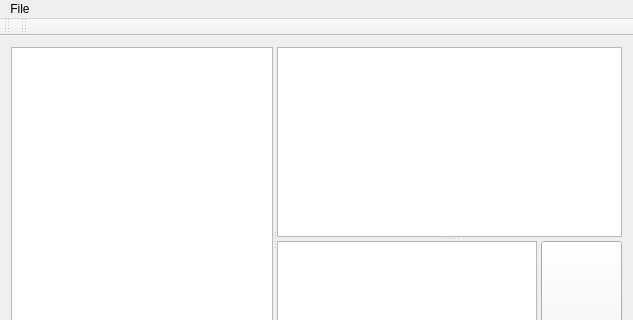
First picture: the form in cryptdb/mainwindow.ui, repository bluemousehh/cryptdb, before the edit; both pictures show x 0 to 633 and y 0 to 320 of the 633 by 464 pixel window.
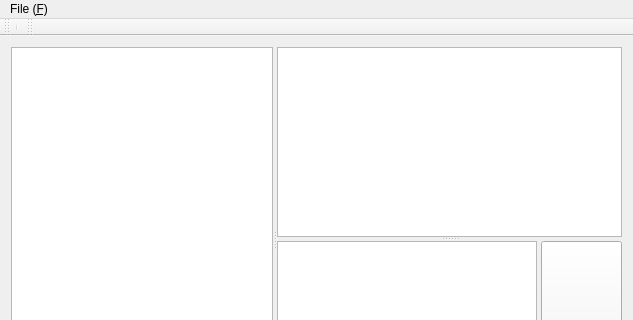
Second picture: the form after the edit.

```diff
--- a/cryptdb/mainwindow.ui
+++ b/cryptdb/mainwindow.ui
@@ -62,7 +62,7 @@
    </property>
    <widget class="QMenu" name="menuFile">
     <property name="title">
-     <string>File</string>
+     <string>File (&amp;F)</string>
     </property>
    </widget>
    <addaction name="menuFile"/>
@@ -74,6 +74,7 @@
    <attribute name="toolBarBreak">
     <bool>false</bool>
    </attribute>
+   <addaction name="separator"/>
   </widget>
   <widget class="QStatusBar" name="statusBar"/>
   <widget class="QToolBar" name="toolBar">
```
Left out of the diff: 12 changed lines with no effect on the pictures.
